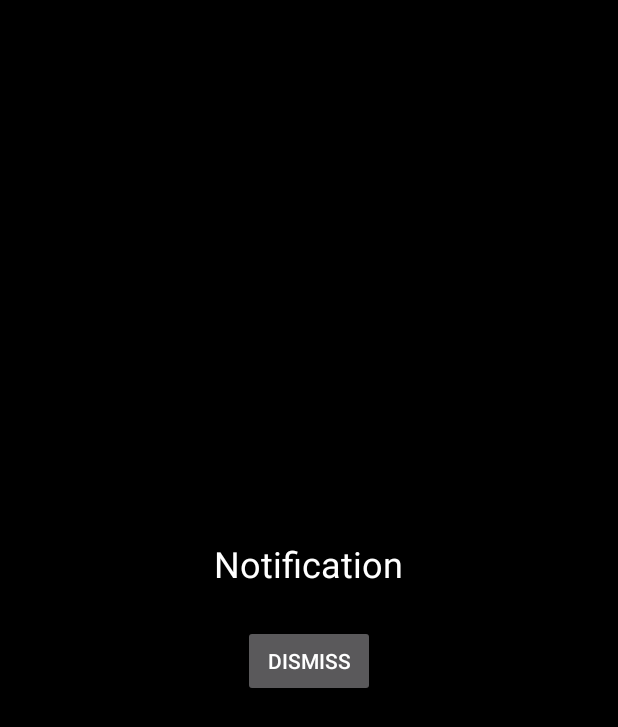
After one commit to vinhvox/NotificationManager, an Android app: the FullscreenNotificationActivity screen opened directly, with no data from a screen before it, on a phone screen of 412 x 824 dp. The commit adds this screen. Shown: the top 727 px of the screen. Run offline under Robolectric (Android 15) with nearby library versions, the phone set to English and light mode, and no system bars.

Commit message:
update logic show full screen notification

```diff
--- a/NotificationLib/build.gradle.kts
+++ b/NotificationLib/build.gradle.kts
@@ -45,4 +45,7 @@ dependencies {
     implementation ("androidx.work:work-runtime-ktx:2.10.1")
     implementation ("com.google.firebase:firebase-config:22.1.2")
     implementation ("org.jetbrains.kotlinx:kotlinx-coroutines-android:1.8.1")
+    implementation ("com.intuit.sdp:sdp-android:1.1.1")
+    implementation ("com.intuit.ssp:ssp-android:1.1.1")
+
 }
--- a/NotificationLib/src/main/java/com/vio/notificationlib/data/datasource/FirebaseRemoteConfigDataSource.kt
+++ b/NotificationLib/src/main/java/com/vio/notificationlib/data/datasource/FirebaseRemoteConfigDataSource.kt
@@ -42,6 +42,7 @@ class FirebaseRemoteConfigDataSource(
                 val repeat = jsonObject.optBoolean("repeat", false)
                 val targetFeature = jsonObject.optString("target_feature", null)
                 val customLayout = jsonObject.optInt("custom_layout", -1).takeIf { it != -1 }
+                val notificationType = jsonObject.optString("notification_type", "STANDARD") // Thêm trường mới
 
                 configs.add(
                     NotificationConfig(
@@ -54,7 +55,8 @@ class FirebaseRemoteConfigDataSource(
                         repeat = repeat,
                         targetFeature = targetFeature,
                         customLayout = customLayout,
-                        activityClass = activityClass
+                        activityClassName = activityClass,
+                        notificationType = notificationType
                     )
                 )
             }
--- a/NotificationLib/src/main/java/com/vio/notificationlib/domain/entities/NotificationConfig.kt
+++ b/NotificationLib/src/main/java/com/vio/notificationlib/domain/entities/NotificationConfig.kt
@@ -15,5 +15,6 @@ data class NotificationConfig(
     val repeat: Boolean = false,
     val targetFeature: String? = null,
     val customLayout: Int? = null,
-    val activityClass: Class<*>?
+    val activityClassName: Class<*>,
+    val notificationType: String = "STANDARD" // STANDARD hoặc FULLSCREEN
 ) : Parcelable
--- /dev/null
+++ b/NotificationLib/src/main/java/com/vio/notificationlib/presentation/FullscreenNotificationActivity.kt
@@ -0,0 +1,43 @@
+package com.vio.notificationlib.presentation
+
+import android.os.Build
+import android.os.Bundle
+import android.util.Log
+import android.view.WindowManager
+import android.widget.Button
+import android.widget.TextView
+import androidx.appcompat.app.AppCompatActivity
+import com.vio.notificationlib.R
+import com.vio.notificationlib.domain.entities.NotificationConfig
+
+class FullscreenNotificationActivity : AppCompatActivity() {
+    override fun onCreate(savedInstanceState: Bundle?) {
+        super.onCreate(savedInstanceState)
+        Log.e("NotificationManager", "onCreate: FullscreenNotificationActivity", )
+        setContentView(R.layout.activity_fullscreen_notification)
+        window.addFlags(
+            WindowManager.LayoutParams.FLAG_SHOW_WHEN_LOCKED or
+                    WindowManager.LayoutParams.FLAG_TURN_SCREEN_ON or
+                    WindowManager.LayoutParams.FLAG_KEEP_SCREEN_ON
+        )
+
+        val title = intent.getStringExtra("title") ?: "Notification"
+        val body = intent.getStringExtra("body") ?: ""
+        val config = if (Build.VERSION.SDK_INT >= Build.VERSION_CODES.TIRAMISU) {
+            intent.getParcelableExtra("schedule_data", NotificationConfig::class.java)
+        } else {
+            intent.getParcelableExtra("schedule_data")
+        }
+
+        findViewById<TextView>(R.id.notification_title).text = title
+        findViewById<TextView>(R.id.notification_body).text = body
+        findViewById<Button>(R.id.dismiss_button).setOnClickListener {
+            finish()
+        }
+
+        // Xử lý targetFeature nếu cần
+        config?.targetFeature?.let { feature ->
+            // Ví dụ: Thực hiện hành động dựa trên targetFeature
+        }
+    }
+}
--- a/NotificationLib/src/main/java/com/vio/notificationlib/presentation/NotificationReceiver.kt
+++ b/NotificationLib/src/main/java/com/vio/notificationlib/presentation/NotificationReceiver.kt
@@ -31,12 +31,12 @@ class NotificationReceiver : BroadcastReceiver() {
 
         Log.d(
             TAG,
-            "Received config: id=${config.id}, title=${config.title}, body=${config.body}, day=$day, activityClassName=$activityClassName   ${config.activityClass}"
+            "Received config: id=${config.id}, title=${config.title}, body=${config.body}, day=$day, activityClassName=$activityClassName   ${config.activityClassName.simpleName}"
         )
 
         try {
 
-            val notificationManager = NotificationManager(context, config.activityClass)
+            val notificationManager = NotificationManager(context)
             notificationManager.showNotification(config)
             Log.d(TAG, "NotificationReceiver completed successfully for id=${config.id}")
 
--- /dev/null
+++ b/NotificationLib/src/main/res/layout/activity_fullscreen_notification.xml
@@ -0,0 +1,31 @@
+<?xml version="1.0" encoding="utf-8"?>
+<LinearLayout xmlns:android="http://schemas.android.com/apk/res/android"
+    android:layout_width="match_parent"
+    android:layout_height="match_parent"
+    android:orientation="vertical"
+    android:gravity="center"
+    android:background="@android:color/black">
+
+    <TextView
+        android:id="@+id/notification_title"
+        android:layout_width="wrap_content"
+        android:layout_height="wrap_content"
+        android:textSize="24sp"
+        android:textColor="@android:color/white"
+        android:text="Notification Title" />
+
+    <TextView
+        android:id="@+id/notification_body"
+        android:layout_width="wrap_content"
+        android:layout_height="wrap_content"
+        android:textSize="18sp"
+        android:textColor="@android:color/white"
+        android:text="Notification Body" />
+
+    <Button
+        android:id="@+id/dismiss_button"
+        android:layout_width="wrap_content"
+        android:layout_height="wrap_content"
+        android:text="Dismiss" />
+
+</LinearLayout>
--- /dev/null
+++ b/NotificationLib/src/main/res/values-night/colors.xml
@@ -0,0 +1,5 @@
+<?xml version="1.0" encoding="utf-8"?>
+<resources>
+    <color name="notification_text_color">#FFFFFF</color>
+    <color name="notification_description_color">#DBDBDB</color>
+</resources>
--- /dev/null
+++ b/NotificationLib/src/main/res/values/colos.xml
@@ -0,0 +1,5 @@
+<?xml version="1.0" encoding="utf-8"?>
+<resources>
+    <color name="notification_text_color">#222222</color>
+    <color name="notification_description_color">#686868</color>
+</resources>
--- a/app/src/main/AndroidManifest.xml
+++ b/app/src/main/AndroidManifest.xml
@@ -2,6 +2,7 @@
 <manifest xmlns:android="http://schemas.android.com/apk/res/android"
     xmlns:tools="http://schemas.android.com/tools">
     <uses-permission android:name="android.permission.POST_NOTIFICATIONS"/>
+    <uses-permission android:name="android.permission.USE_FULL_SCREEN_INTENT" />
     <application
         android:name=".App"
         android:allowBackup="true"
```
Also changed, not shown: NotificationLib/src/main/AndroidManifest.xml (+9 -1 lines), NotificationLib/src/main/java/com/vio/notificationlib/presentation/NotificationManager.kt (+82 -36 lines), NotificationLib/src/main/res/drawable/ic_notification.xml (added, +9 -0 lines), NotificationLib/src/main/res/layout/notification_layout.xml (added, +16 -0 lines), NotificationLib/src/main/res/layout/notification_layout_expanded.xml (added, +24 -0 lines), NotificationLib/src/main/res/layout/notification_layout_header.xml (added, +24 -0 lines).
